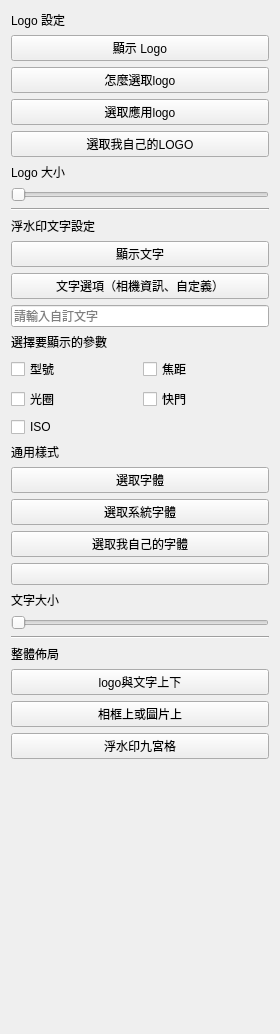
Old version of the form ui/components/watermark_tab.ui in the repository HuangNO1/stellar-neo.
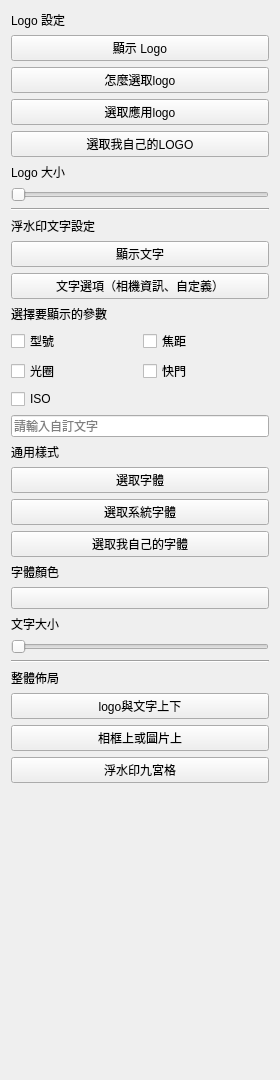
New version of the form. Custom widgets are drawn as their Qt base class.

Patch:
```diff
--- a/ui/components/watermark_tab.ui
+++ b/ui/components/watermark_tab.ui
@@ -7,7 +7,7 @@
     <x>0</x>
     <y>0</y>
     <width>280</width>
-    <height>1034</height>
+    <height>1080</height>
    </rect>
   </property>
   <property name="windowTitle">
@@ -32,6 +32,8 @@
     </widget>
    </item>
    <item>
+    <layout class="QVBoxLayout" name="control_by_logo_enabled">
+     <item>
     <widget class="ComboBox" name="logo_source_combo">
      <property name="text">
       <string>怎麼選取logo</string>
@@ -39,12 +41,20 @@
     </widget>
    </item>
    <item>
+      <layout class="QVBoxLayout" name="control_by_logo_source_auto">
+       <item>
+        <layout class="QVBoxLayout" name="control_by_logo_source_app">
+         <item>
     <widget class="ComboBox" name="logo_source_app_combo">
      <property name="text">
       <string>選取應用logo</string>
      </property>
     </widget>
    </item>
+        </layout>
+       </item>
+       <item>
+        <layout class="QVBoxLayout" name="control_by_logo_source_my">
    <item>
     <widget class="ComboBox" name="logo_source_my_custom_combo">
      <property name="text">
@@ -52,6 +62,10 @@
      </property>
     </widget>
    </item>
+        </layout>
+       </item>
+      </layout>
+     </item>
    <item>
     <widget class="BodyLabel" name="logo_size_label">
      <property name="text">
@@ -62,12 +76,14 @@
    <item>
     <widget class="Slider" name="logo_size_slider">
      <property name="maximum">
-      <number>120</number>
+        <number>200</number>
      </property>
      <property name="orientation">
       <enum>Qt::Orientation::Horizontal</enum>
      </property>
     </widget>
+     </item>
+    </layout>
    </item>
    <item>
     <widget class="Line" name="line">
@@ -91,6 +107,8 @@
     </widget>
    </item>
    <item>
+    <layout class="QVBoxLayout" name="control_by_text_enabled">
+     <item>
     <widget class="ComboBox" name="text_source_combo">
      <property name="text">
       <string>文字選項（相機資訊、自定義）</string>
@@ -98,12 +116,7 @@
     </widget>
    </item>
    <item>
-    <widget class="LineEdit" name="text_custom_input">
-     <property name="placeholderText">
-      <string>請輸入自訂文字</string>
-     </property>
-    </widget>
-   </item>
+      <layout class="QVBoxLayout" name="control_by_text_source_auto">
    <item>
     <widget class="BodyLabel" name="exif_options_label">
      <property name="text">
@@ -150,6 +163,19 @@
      </item>
     </layout>
    </item>
+      </layout>
+     </item>
+     <item>
+      <layout class="QVBoxLayout" name="control_by_text_source_my">
+       <item>
+        <widget class="LineEdit" name="text_custom_input">
+         <property name="placeholderText">
+          <string>請輸入自訂文字</string>
+         </property>
+        </widget>
+       </item>
+      </layout>
+     </item>
    <item>
     <widget class="BodyLabel" name="title_label_3">
      <property name="text">
@@ -168,12 +194,18 @@
     </widget>
    </item>
    <item>
+      <layout class="QVBoxLayout" name="control_by_font_system">
+       <item>
     <widget class="ComboBox" name="font_system_combo">
      <property name="text">
       <string>選取系統字體</string>
      </property>
     </widget>
    </item>
+      </layout>
+     </item>
+     <item>
+      <layout class="QVBoxLayout" name="control_by_font_my">
    <item>
     <widget class="ComboBox" name="font_my_custom_combo">
      <property name="text">
@@ -181,6 +213,15 @@
      </property>
     </widget>
    </item>
+      </layout>
+     </item>
+     <item>
+      <widget class="BodyLabel" name="font_color_label">
+       <property name="text">
+        <string>字體顏色</string>
+       </property>
+      </widget>
+     </item>
    <item>
     <widget class="ColorButton" name="font_color_button">
      <property name="text">
@@ -204,6 +245,8 @@
       <enum>Qt::Orientation::Horizontal</enum>
      </property>
     </widget>
+     </item>
+    </layout>
    </item>
    <item>
     <widget class="Line" name="line_2">
```
Lines whose indentation alone changed are shown as unchanged.
